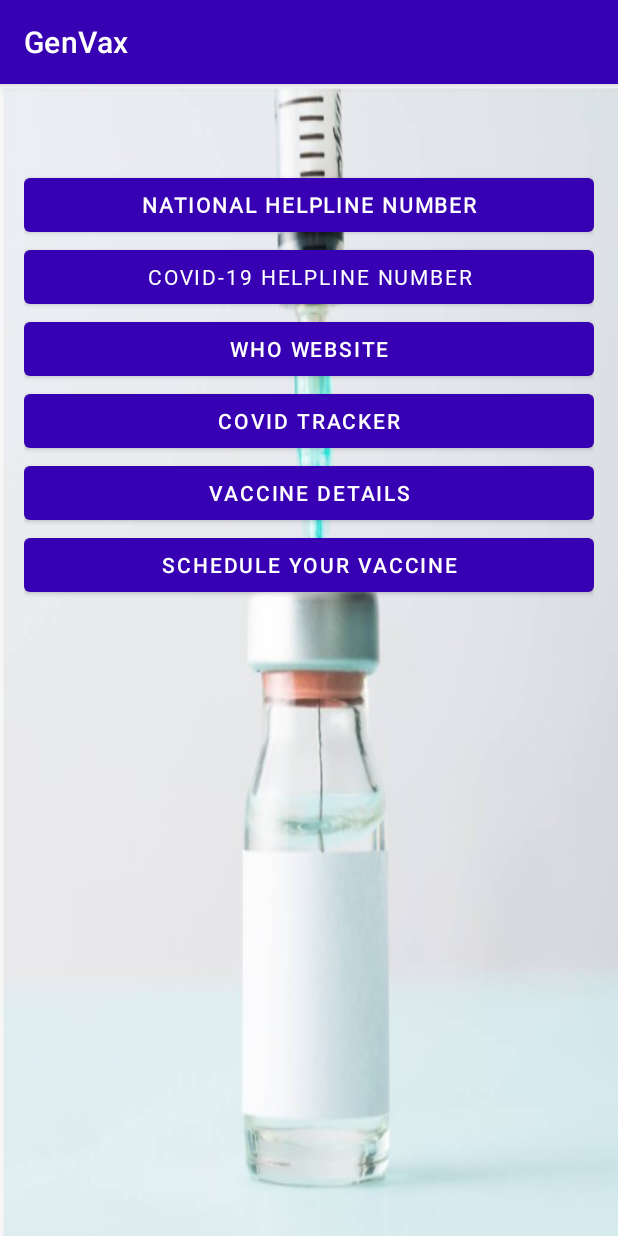
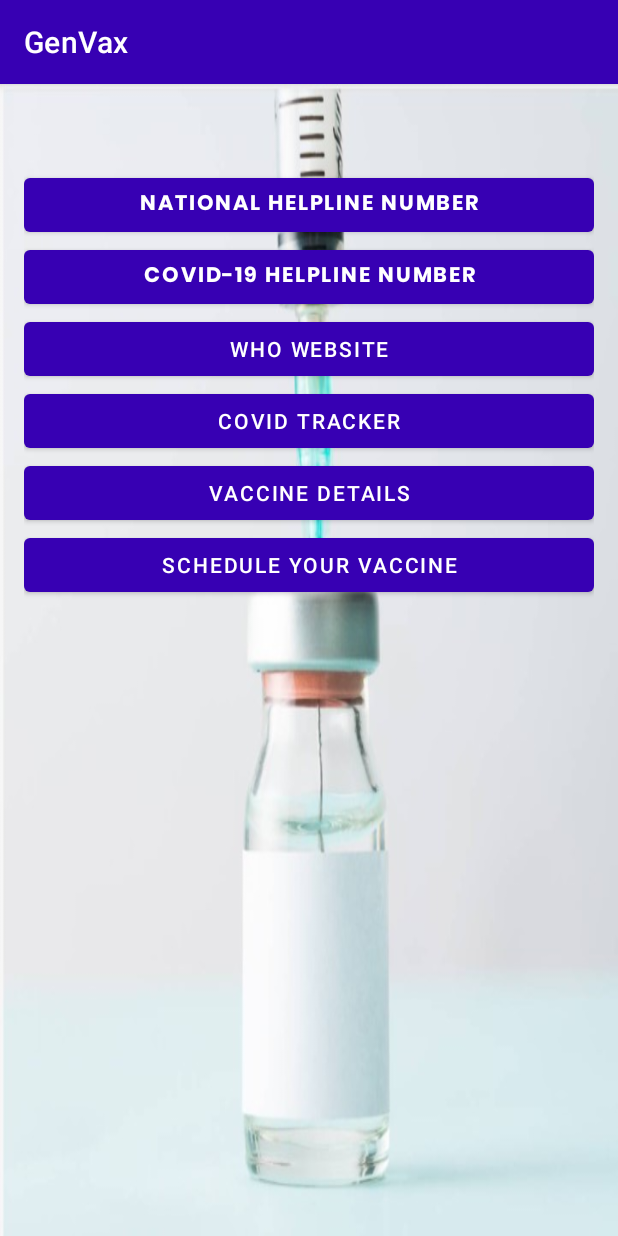
Before and after one commit to VSNSAINIVAS/GenVax, an Android app: the MainActivity screen opened directly, with no data from a screen before it, on a phone screen of 412 x 824 dp. Run offline under Robolectric (Android 15) with nearby library versions, the phone set to English and light mode, and no system bars.

Commit message:
some changes

```diff
--- a/app/src/main/java/com/nivas/training/genvax/Login.java
+++ b/app/src/main/java/com/nivas/training/genvax/Login.java
@@ -79,7 +79,7 @@ public class Login extends AppCompatActivity {
                                     String result = putData.getResult();
                                     if(result.equals("Login Success")){
                                         Toast.makeText(getApplicationContext(),result,Toast.LENGTH_SHORT).show();
-                                        Intent intent = new Intent(getApplicationContext(),Running.class);
+                                        Intent intent = new Intent(getApplicationContext(),MainActivity.class);
                                         // Create an explicit intent for an Activity in your app
                                         intent.setFlags(Intent.FLAG_ACTIVITY_NEW_TASK | Intent.FLAG_ACTIVITY_CLEAR_TASK);
                                         PendingIntent pendingIntent = PendingIntent.getActivity(Login.this, 0, intent, 0);
--- a/app/src/main/java/com/nivas/training/genvax/Running.java
+++ b/app/src/main/java/com/nivas/training/genvax/Running.java
@@ -18,7 +18,7 @@ public class Running extends AppCompatActivity {
         image.setOnClickListener(new View.OnClickListener() {
             @Override
             public void onClick(View v) {
-                Intent intent = new Intent(Running.this,MainActivity.class);
+                Intent intent = new Intent(Running.this,Login.class);
                 startActivity(intent);
             }
         });
--- a/app/src/main/java/com/nivas/training/genvax/SignUp.java
+++ b/app/src/main/java/com/nivas/training/genvax/SignUp.java
@@ -71,7 +71,7 @@ public class SignUp extends AppCompatActivity implements genvax{
                         Toast.makeText(getApplicationContext(), "Invalid Email", Toast.LENGTH_SHORT).show();
                         return;
                     }
-                   if(isValidpassword(password)){
+                   if(!isValidpassword(password)){
                         Toast.makeText(getApplicationContext(), "Set password that satisfy given fields", Toast.LENGTH_SHORT).show();
                     }
                     else{
--- a/app/src/main/res/layout/acttivity_main.xml
+++ b/app/src/main/res/layout/acttivity_main.xml
@@ -26,14 +26,14 @@
         android:layout_height="wrap_content"
         android:text="NATIONAL HELPLINE NUMBER"
         android:textStyle="bold"
-        android:fontFamily="@font/sourcecode"/>
+        android:fontFamily="@font/poppinsbold"/>
 
     <Button
         android:id="@+id/DialHelpline"
         android:layout_width="match_parent"
         android:layout_height="wrap_content"
         android:text="COVID-19 HELPLINE NUMBER"
-        android:fontFamily="@font/sourcecode"/>
+        android:fontFamily="@font/poppinsbold"/>
 
     <Button
         android:id="@+id/WHO_WEBSITE"
```
Also changed, not shown: app/src/main/AndroidManifest.xml (+8 -13 lines).
